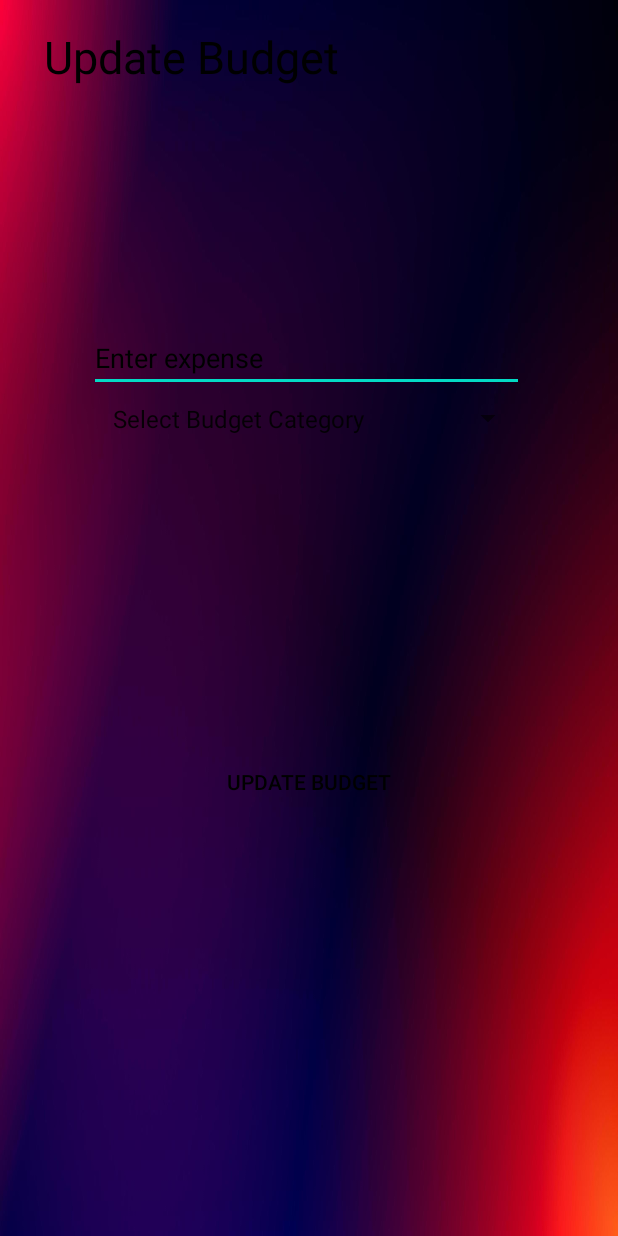
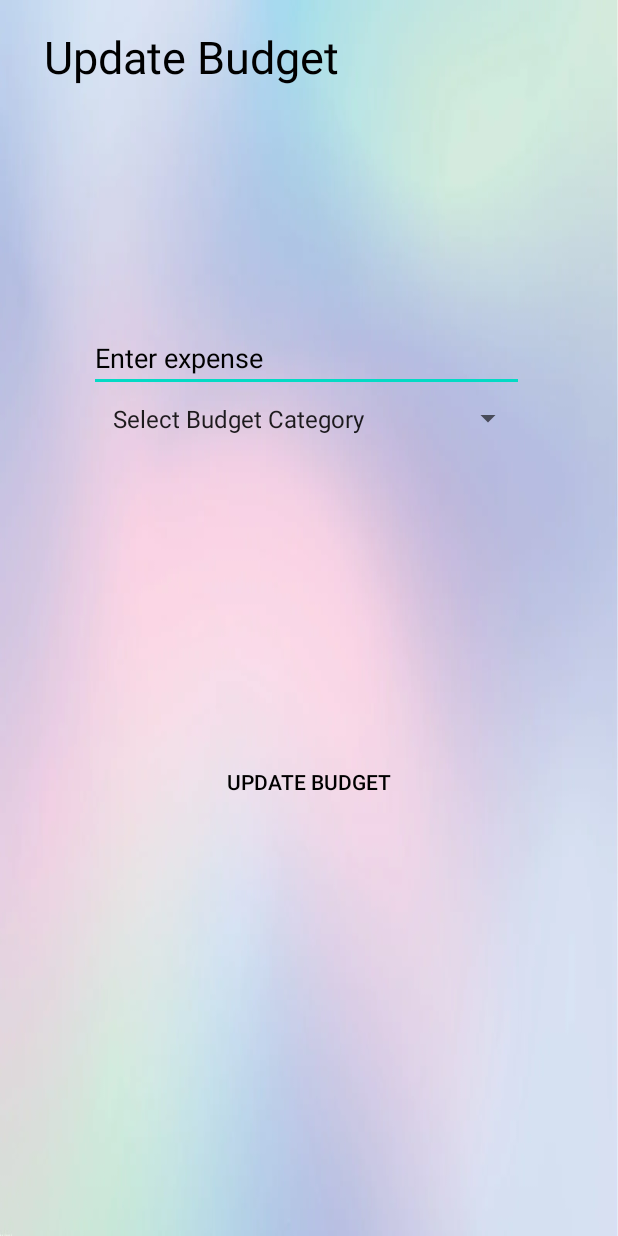
Before and after one commit to Haider-01/CS160-Project, an Android app: the Settings screen opened directly, with no data from a screen before it, on a phone screen of 412 x 824 dp. Run offline under Robolectric (Android 15) with nearby library versions, the light colour scheme and no system bars.

Commit message:
Make screen readable

```diff
--- a/app/src/main/res/layout/activity_dashboard.xml
+++ b/app/src/main/res/layout/activity_dashboard.xml
@@ -5,7 +5,7 @@
     android:id="@+id/container"
     android:layout_width="match_parent"
     android:layout_height="match_parent"
-    android:background="@drawable/red_blue_background"
+    android:background="@drawable/gradient"
     android:paddingTop="?attr/actionBarSize">
 
     <LinearLayout
--- a/app/src/main/res/layout/activity_login.xml
+++ b/app/src/main/res/layout/activity_login.xml
@@ -4,7 +4,7 @@
     xmlns:tools="http://schemas.android.com/tools"
     android:layout_width="match_parent"
     android:layout_height="match_parent"
-    android:background="@drawable/red_blue_background"
+    android:background="@drawable/gradient"
     android:padding="20dp"
     tools:context=".Login">
 
--- a/app/src/main/res/layout/activity_settings.xml
+++ b/app/src/main/res/layout/activity_settings.xml
@@ -4,7 +4,7 @@
     xmlns:tools="http://schemas.android.com/tools"
     android:layout_width="match_parent"
     android:layout_height="match_parent"
-    android:background="@drawable/red_blue_background">
+    android:background="@drawable/gradient">
 
     <TextView
         android:id="@+id/tv_title_budget"
```
Also changed, not shown: app/src/main/res/drawable/gradient.png (added).
